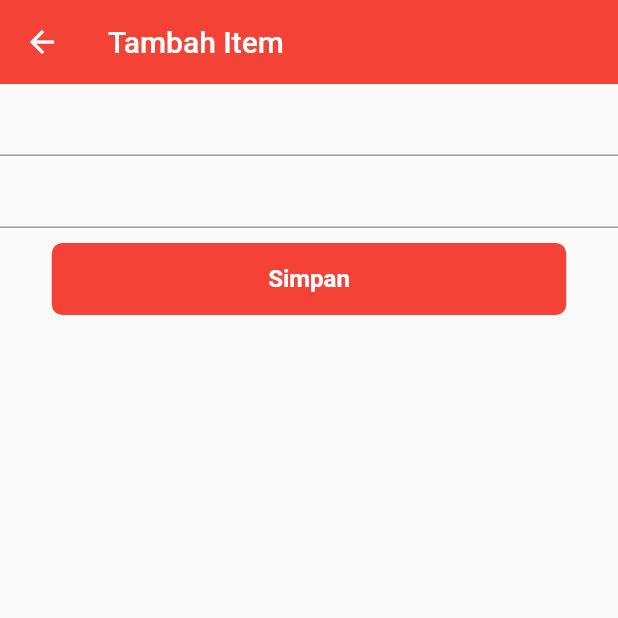
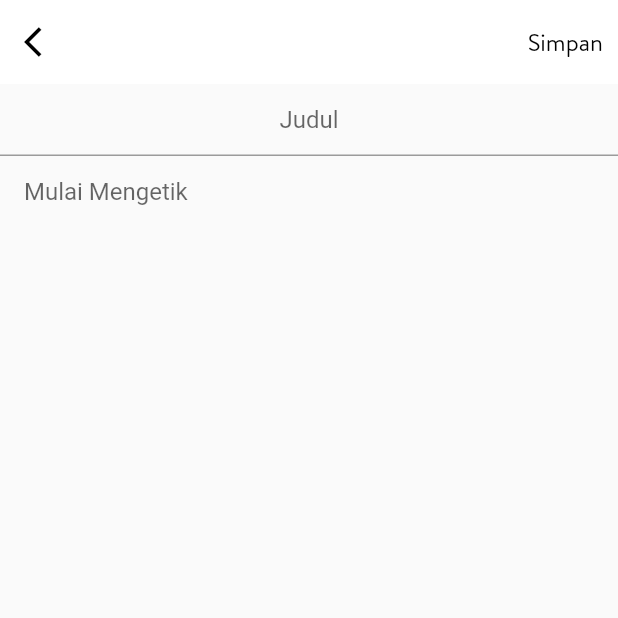
Before and after one commit to YanIndra21/utk1, a Flutter app: the TambahItem screen opened directly, on a phone screen of 412 x 824 dp, the top half of it. Run offline on Flutter 3.47's test engine with Material 2 defaults, Android fonts, the phone set to English and light mode, and no system bars; our stand-ins replace flutter_svg, get, sqflite; accounts and stored records are empty.

Commit message:
fix sqlite

```diff
--- a/lib/view/tambah_item.dart
+++ b/lib/view/tambah_item.dart
@@ -1,8 +1,6 @@
 import 'dart:developer';
 
 import 'package:flutter/material.dart';
-import 'package:flutter/src/widgets/container.dart';
-import 'package:flutter/src/widgets/framework.dart';
 import 'package:get/get.dart';
 import 'package:utk/controllers/tambah_item_controller.dart';
 
@@ -19,18 +17,22 @@ class _TambahItemState extends State<TambahItem> {
   Widget build(BuildContext context) {
     return Scaffold(
       appBar: AppBar(
-        backgroundColor: Colors.red,
+        leading: GestureDetector(
+          onTap: () {
+            setState(() {
+              widget._editingController.add.clear();
+              widget._editingController.add2.clear();
+            });
+            Get.back();
+          },
+          child: const Icon(
+            Icons.arrow_back_ios,
+            color: Colors.black,
+          ),
+        ),
+        backgroundColor: Colors.white,
         elevation: 0,
-        title: Text('Tambah Item'),
-      ),
-      body: Column(
-        children: [
-          TextFormField(
-            controller: widget._editingController.add,
-          ),
-          TextFormField(
-            controller: widget._editingController.add2,
-          ),
+        actions: [
           GestureDetector(
             onTap: () {
               widget._editingController.dummyAddData();
@@ -38,25 +40,43 @@ class _TambahItemState extends State<TambahItem> {
                 log(widget._editingController.add.value.text.toString());
                 widget._editingController.add.clear();
               });
+              widget._editingController.add.clear();
+              widget._editingController.add2.clear();
               Get.back();
             },
-            child: Container(
-              decoration: BoxDecoration(
-                borderRadius: BorderRadius.circular(7),
-                color: Colors.red,
-              ),
-              margin: const EdgeInsets.fromLTRB(16, 10, 16, 25),
-              height: 48,
-              width: 343,
-              child: const Center(
+            child: const Center(
+              child: Padding(
+                padding: EdgeInsets.only(right: 10),
                 child: Text(
                   'Simpan',
                   style: TextStyle(
-                      color: Colors.white,
+                      color: Colors.black,
                       fontSize: 16,
-                      fontWeight: FontWeight.bold),
+                      fontFamily: 'BrandonText'),
                 ),
               ),
+            ),
+          ),
+        ],
+      ),
+      body: Column(
+        children: [
+          TextFormField(
+            maxLines: 1,
+            textAlign: TextAlign.center,
+            decoration: const InputDecoration(
+              hintText: 'Judul',
+            ),
+            controller: widget._editingController.add,
+          ),
+          Padding(
+            padding: const EdgeInsets.symmetric(horizontal: 16),
+            child: TextFormField(
+              controller: widget._editingController.add2,
+              keyboardType: TextInputType.multiline,
+              maxLines: null,
+              decoration: const InputDecoration(
+                  border: InputBorder.none, hintText: 'Mulai Mengetik'),
             ),
           ),
         ],
```
Also changed, not shown: lib/controllers/db_helper.dart (added, +56 -0 lines), lib/controllers/tambah_item_controller.dart (+8 -8 lines), lib/view/edit_data.dart (+35 -26 lines), lib/view/home.dart (+124 -129 lines), pubspec.yaml (+6 -5 lines), assets/fonts/BrandonText-Bold.otf (renamed from fonts/BrandonText-Bold.otf), assets/fonts/BrandonText-Light.otf (renamed from fonts/BrandonText-Light.otf), assets/fonts/BrandonText-Regular.otf (renamed from fonts/BrandonText-Regular.otf), assets/fonts/BrandonText-RegularItalic.otf (renamed from fonts/BrandonText-RegularItalic.otf), assets/fonts/BrandonText-Thin.otf (renamed from fonts/BrandonText-Thin.otf), pubspec.lock, 1 other file.
